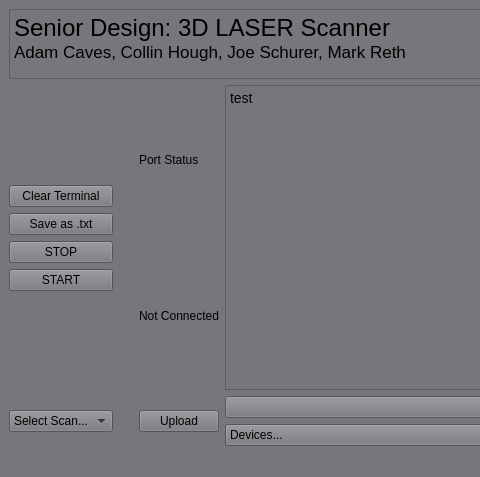
First picture: the form in src/UI/SeniorDesign_UI.ui, repository joeschurer/senior-design, before the edit; both pictures show x 0 to 480 and y 0 to 477 of the 875 by 477 pixel window.
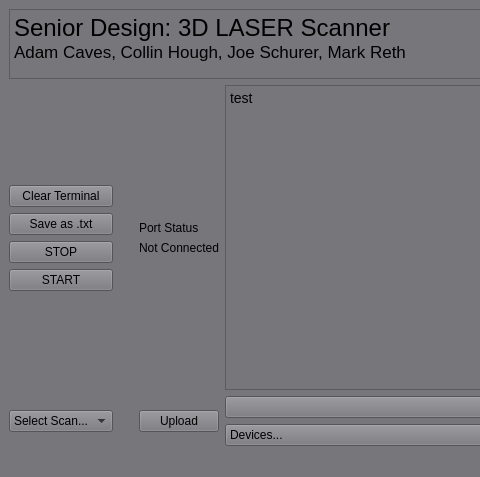
Second picture: the form after the edit.

Diff of the .ui file:
```diff
--- a/src/UI/SeniorDesign_UI.ui
+++ b/src/UI/SeniorDesign_UI.ui
@@ -83,6 +83,19 @@
          <layout class="QHBoxLayout" name="horizontalLayout_2">
           <item>
            <layout class="QVBoxLayout" name="verticalLayout_3">
+            <item>
+             <spacer name="verticalSpacer_5">
+              <property name="orientation">
+               <enum>Qt::Vertical</enum>
+              </property>
+              <property name="sizeHint" stdset="0">
+               <size>
+                <width>20</width>
+                <height>40</height>
+               </size>
+              </property>
+             </spacer>
+            </item>
             <item>
              <widget class="QLabel" name="port_status">
               <property name="text">
@@ -97,6 +110,19 @@
               </property>
              </widget>
             </item>
+            <item>
+             <spacer name="verticalSpacer_4">
+              <property name="orientation">
+               <enum>Qt::Vertical</enum>
+              </property>
+              <property name="sizeHint" stdset="0">
+               <size>
+                <width>20</width>
+                <height>40</height>
+               </size>
+              </property>
+             </spacer>
+            </item>
            </layout>
           </item>
          </layout>
```
Left out of the diff: 8 changed lines with no effect on the pictures.
